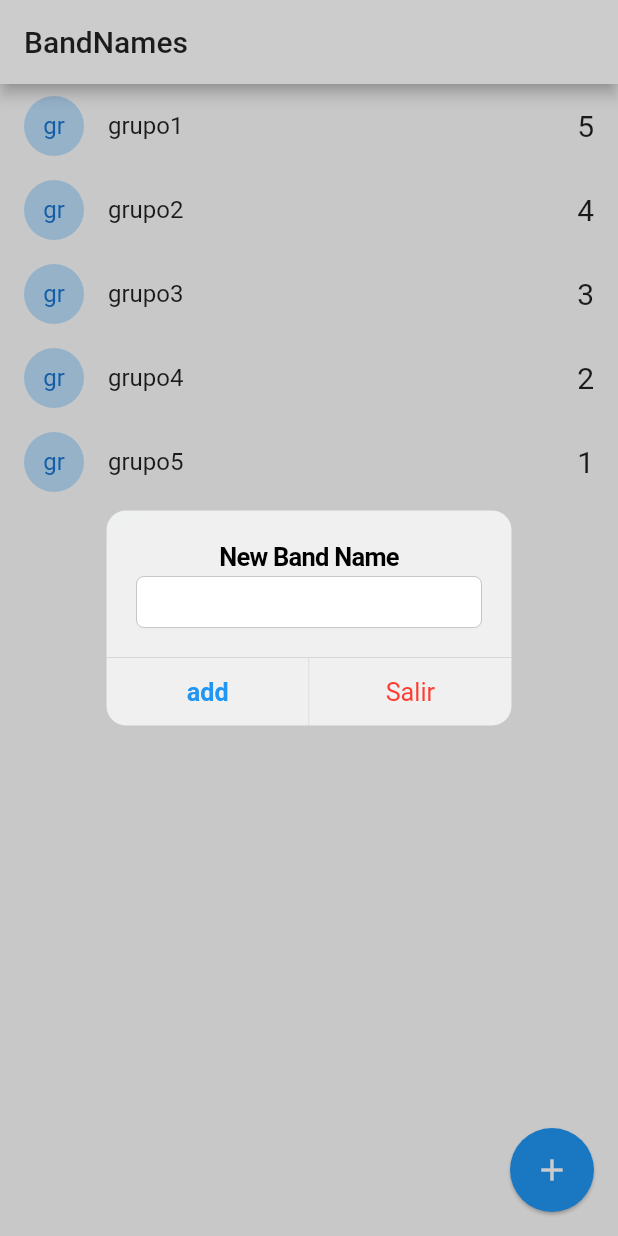
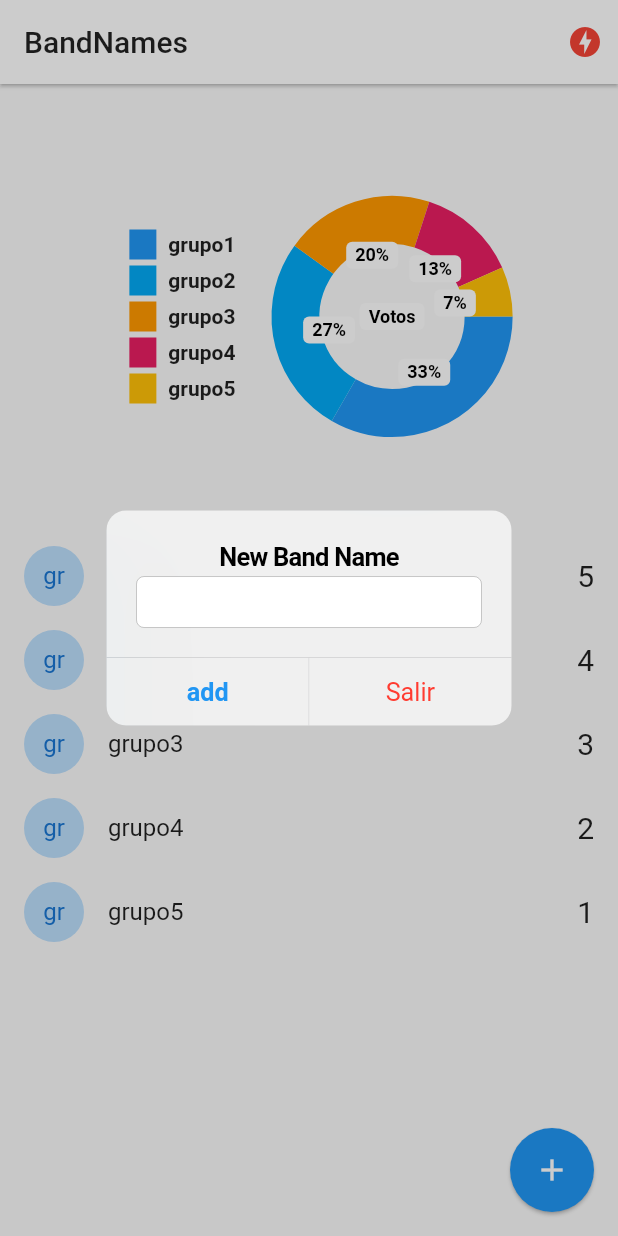
Before and after one commit to wilmagonzalezzumbardo/flutter-bandname, a Flutter app: the screen it shows after launch, after a tap on the "add" icon, on a phone screen of 412 x 824 dp. Run offline on Flutter 3.47's test engine with Material 2 defaults, Android fonts, the phone set to English and light mode, and no system bars; drawn by our look-alikes of pie_chart; our stand-ins replace socket_io_client; network calls fail.

Commit message:
App terminada

```diff
--- a/lib/main.dart
+++ b/lib/main.dart
@@ -1,16 +1,26 @@
+import 'package:band_names/services/socket_service.dart';
+import 'package:flutter/material.dart';
+import 'package:provider/provider.dart';
+
 import 'package:band_names/pages/home.dart';
-import 'package:flutter/material.dart';
+import 'package:band_names/pages/status.dart';
 
 void main() => runApp(MyApp());
 
 class MyApp extends StatelessWidget {
   @override
   Widget build(BuildContext context) {
-    return MaterialApp(
-      debugShowCheckedModeBanner: false,
-      title: 'Material App',
-      initialRoute: 'home',
-      routes: {'home': (_) => HomePage()},
+    return MultiProvider(
+      providers: [ChangeNotifierProvider(create: (_) => SocketService())],
+      child: MaterialApp(
+        debugShowCheckedModeBanner: false,
+        title: 'Material App',
+        initialRoute: 'home',
+        routes: {
+          'home': (_) => HomePage(),
+          'status': (_) => StatusPage(),
+        },
+      ),
     );
   }
 }
--- a/lib/models/band.dart
+++ b/lib/models/band.dart
@@ -5,6 +5,9 @@ class Band {
 
   Band({this.id, this.name, this.votes});
 
-  factory Band.fromMap(Map<String, dynamic> obj) =>
-      Band(id: obj['id'], name: obj['name'], votes: obj['votes']);
+  factory Band.fromMap(Map<String, dynamic> obj) => Band(
+        id: obj.containsKey('id') ? obj['id'] : 'no-id',
+        name: obj.containsKey('name') ? obj['name'] : 'no-name',
+        votes: obj.containsKey('votes') ? obj['votes'] : 'no-votes',
+      );
 }
--- a/lib/pages/home.dart
+++ b/lib/pages/home.dart
@@ -3,6 +3,9 @@ import 'package:flutter/cupertino.dart';
 import 'package:flutter/material.dart';
 
 import 'package:band_names/models/band.dart';
+import 'package:band_names/services/socket_service.dart';
+import 'package:pie_chart/pie_chart.dart';
+import 'package:provider/provider.dart';
 
 class HomePage extends StatefulWidget {
   @override
@@ -18,7 +21,38 @@ class _HomePageState extends State<HomePage> {
     Band(id: '5', name: 'grupo5', votes: 1),
   ];
   @override
+  @override
+  /*
+  void initState() {
+    final socketService = Provider.of<SocketService>(context, listen: false);
+    socketService.socket.on('active-bands', _handleActiveBands);
+    super.initState();
+  }
+  _handleActiveBands(dynamic payload) {
+    print(payload);
+    this.bands = (payload as List).map((band) => Band.fromMap(band)).toList();
+    setState(() {});
+  }
+  */
+  void initState() {
+    final socketService = Provider.of<SocketService>(context, listen: false);
+    socketService.socket.on('active-bands', (payload) {
+      this.bands = (payload as List).map((band) => Band.fromMap(band)).toList();
+      setState(() {});
+    });
+    super.initState();
+  }
+
+  @override
+  void dispose() {
+    final socketService = Provider.of<SocketService>(context, listen: false);
+    socketService.socket.off('active-bands');
+    super.dispose();
+  }
+
   Widget build(BuildContext context) {
+    final socketService = Provider.of<SocketService>(context);
+
     return Scaffold(
       appBar: AppBar(
         title: Text(
@@ -26,12 +60,28 @@ class _HomePageState extends State<HomePage> {
           style: TextStyle(color: Colors.black87),
         ),
         backgroundColor: Colors.white,
+        elevation: 1,
+        actions: [
+          Container(
+            margin: EdgeInsets.only(right: 10),
+            child: (socketService.serverStatus == ServerStatus.Online)
+                ? Icon(Icons.check_circle, color: Colors.blueAccent)
+                : Icon(Icons.offline_bolt, color: Colors.red),
+          ),
+        ],
       ),
-      body: ListView.builder(
-        itemCount: bands.length,
-        itemBuilder: (BuildContext context, int index) {
-          return _bandTile(bands[index]);
-        },
+      body: Column(
+        children: [
+          _showGrafica(),
+          Expanded(
+            child: ListView.builder(
+              itemCount: bands.length,
+              itemBuilder: (BuildContext context, int index) {
+                return _bandTile(bands[index]);
+              },
+            ),
+          ),
+        ],
       ),
       floatingActionButton: FloatingActionButton(
         child: Icon(Icons.add),
@@ -41,12 +91,80 @@ class _HomePageState extends State<HomePage> {
     );
   }
 
+  Widget _showGrafica() {
+    /*
+    Map<String, double> dataMap = {
+      "Flutter": 5,
+      "React": 3,
+      "Xamarin": 2,
+      "Ionic": 2,
+    };
+    */
+    final List<Color> colorList = [
+      Colors.blue,
+      Colors.lightBlue,
+      Colors.orange,
+      Colors.pink,
+      Colors.amber,
+      Colors.pinkAccent,
+      Colors.yellow,
+      Colors.blueGrey,
+      Colors.orange,
+      Colors.green,
+      Colors.blueAccent,
+    ];
+    Map<String, double> dataMap = new Map();
+    bands.forEach((element) {
+      dataMap.putIfAbsent(element.name, () => element.votes.toDouble());
+    });
+    /*
+    return Container(
+        width: double.infinity, height: 200, child: PieChart(dataMap: dataMap));
+    */
+    return Container(
+        padding: EdgeInsets.only(top: 10),
+        width: double.infinity,
+        height: 300,
+        child: PieChart(
+          dataMap: dataMap,
+          animationDuration: Duration(milliseconds: 800),
+          chartLegendSpacing: 32,
+          chartRadius: MediaQuery.of(context).size.width / 3.2,
+          colorList: colorList,
+          initialAngleInDegree: 0,
+          //chartType: ChartType.ring,
+          chartType: ChartType.ring,
+          ringStrokeWidth: 32,
+          centerText: "Votos",
+          legendOptions: LegendOptions(
+            showLegendsInRow: false,
+            legendPosition: LegendPosition.left,
+            showLegends: true,
+            legendShape: BoxShape.rectangle,
+            legendTextStyle: TextStyle(
+              fontWeight: FontWeight.bold,
+            ),
+          ),
+          chartValuesOptions: ChartValuesOptions(
+            showChartValueBackground: true,
+            chartValueBackgroundColor: Colors.white,
+            showChartValues: true,
+            showChartValuesInPercentage: true,
+            showChartValuesOutside: false,
+            decimalPlaces: 0,
+          ),
+        ));
+  }
+
   Widget _bandTile(Band band) {
+    final socketService = Provider.of<SocketService>(context, listen: false);
+
     return Dismissible(
       key: Key(band.id),
       direction: DismissDirection.startToEnd,
       onDismissed: (direction) {
         print('procede el eliminado ${band.name}');
+        socketService.socket.emit('del-band', {'id': band.id});
       },
       background: Container(
         padding: EdgeInsets.only(left: 8.0),
@@ -67,6 +185,7 @@ class _HomePageState extends State<HomePage> {
         title: Text(band.name),
         trailing: Text('${band.votes}', style: TextStyle(fontSize: 20)),
         onTap: () {
+          socketService.socket.emit('vote-band', {'id': band.id});
           print(band.name);
         },
       ),
@@ -127,12 +246,18 @@ class _HomePageState extends State<HomePage> {
   }
 
   void addBandToList(String name) {
+    final socketService = Provider.of<SocketService>(context, listen: false);
     if (name.length > 1) {
+      socketService.socket.emit('add-band', {'name': name});
+
+      /*
       this
           .bands
           .add(new Band(id: DateTime.now().toString(), name: name, votes: 0));
       setState(() {});
       print('Se guardará el registro ' + name);
+      */
+
     } else {
       print('no se guarda, esta vacio');
     }
--- a/lib/pages/prueba.dart
+++ b/lib/pages/prueba.dart
@@ -1,3 +1,16 @@
+import 'package:flutter/material.dart';
+
+class nameScreen extends StatelessWidget {
+  @override
+  Widget build(BuildContext context) {
+    return Scaffold(
+      body: Center(
+        child: Text('Hola Mundo'),
+      ),
+    );
+  }
+}
+/*
 Widget _bandTile(Band band) {
     return Dismissible(
       key: Key(band.id),
@@ -17,3 +30,4 @@ Widget _bandTile(Band band) {
         ),
       ),
       child:
+      */
--- /dev/null
+++ b/lib/pages/status.dart
@@ -0,0 +1,41 @@
+import 'package:flutter/material.dart';
+import 'package:provider/provider.dart';
+
+import 'package:band_names/services/socket_service.dart';
+
+class StatusPage extends StatelessWidget {
+  @override
+  Widget build(BuildContext context) {
+    final socketService = Provider.of<SocketService>(context);
+    return Scaffold(
+      body: Center(
+        child: Column(
+          mainAxisAlignment: MainAxisAlignment.center,
+          children: [
+            Text('ServerStatus: ${socketService.serverStatus}'),
+          ],
+        ),
+      ),
+      floatingActionButton: FloatingActionButton(
+        child: Icon(Icons.message),
+        onPressed: () {
+          socketService.socket.emit('emitir-mensaje', {
+            'nombre': 'wilma desde flutter',
+            'mensaje': 'Hola mundo desde flutter'
+          });
+        },
+      ),
+      /*
+      floatingActionButton: FloatingActionButton(
+        child: Icon(Icons.pedal_bike),
+        onPressed: () {
+          socketService.emit('emitir-mensaje, boton 2', {
+            'nombre': 'wilma desde flutter boton 2',
+            'mensaje': 'Hola mundo desde flutter boton 2 '
+          });
+        },
+      ),
+      */
+    );
+  }
+}
--- /dev/null
+++ b/lib/services/socket_service.dart
@@ -0,0 +1,53 @@
+import 'package:flutter/material.dart';
+import 'package:socket_io_client/socket_io_client.dart' as IO;
+
+enum ServerStatus { Online, Offline, Connecting, Message }
+
+class SocketService with ChangeNotifier {
+  ServerStatus _serverStatus = ServerStatus.Connecting;
+  IO.Socket _socket;
+
+  IO.Socket get socket => this._socket;
+
+  Function get emit => this._socket.emit;
+
+  ServerStatus get serverStatus => this._serverStatus;
+
+  SocketService() {
+    this._initConfig();
+  }
+
+  void _initConfig() {
+    print('en el initConfig');
+
+    this._socket = IO.io('http://192.168.1.80:3001', {
+      'transports': ['websocket'],
+      'autoConnect': true,
+    });
+    print('paso 111');
+    this._socket.on('connect', (_) {
+      print('connect wilma...');
+      this._serverStatus = ServerStatus.Online;
+      notifyListeners();
+    });
+
+    this._socket.on('disconnect', (_) {
+      print('disconnect beatriz');
+      this._serverStatus = ServerStatus.Offline;
+      notifyListeners();
+    });
+
+    /*
+    this._socket.on('emitir-mensaje', (payload) {
+      print('nuevo mensaje....${payload}');
+      print('nombre=>' + payload['nombre']);
+      print('mensaje=>' + payload['mensaje']);
+      print(payload.containsKey('mensaje2')
+          ? 'mensaje2 => ' + payload['mensaje2']
+          : 'mensaje2 => no hay datos');
+      this._serverStatus = ServerStatus.Message;
+      notifyListeners();
+    });
+    */
+  }
+}
--- a/pubspec.yaml
+++ b/pubspec.yaml
@@ -28,6 +28,11 @@ dependencies:
   # The following adds the Cupertino Icons font to your application.
   # Use with the CupertinoIcons class for iOS style icons.
   cupertino_icons: ^1.0.2
+  socket_io_client: ^1.0.1
+  provider: ^6.0.1
+  pie_chart: ^5.0.1
+
+
 
 dev_dependencies:
   flutter_test:
```
Also changed, not shown: pubspec.lock.
